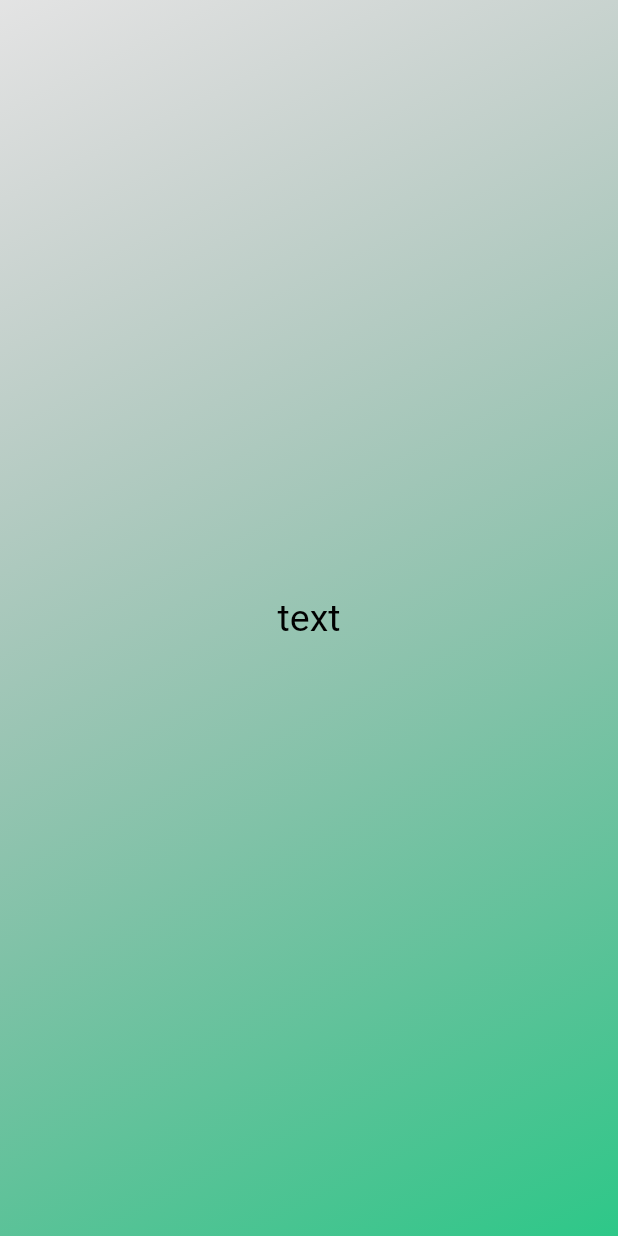
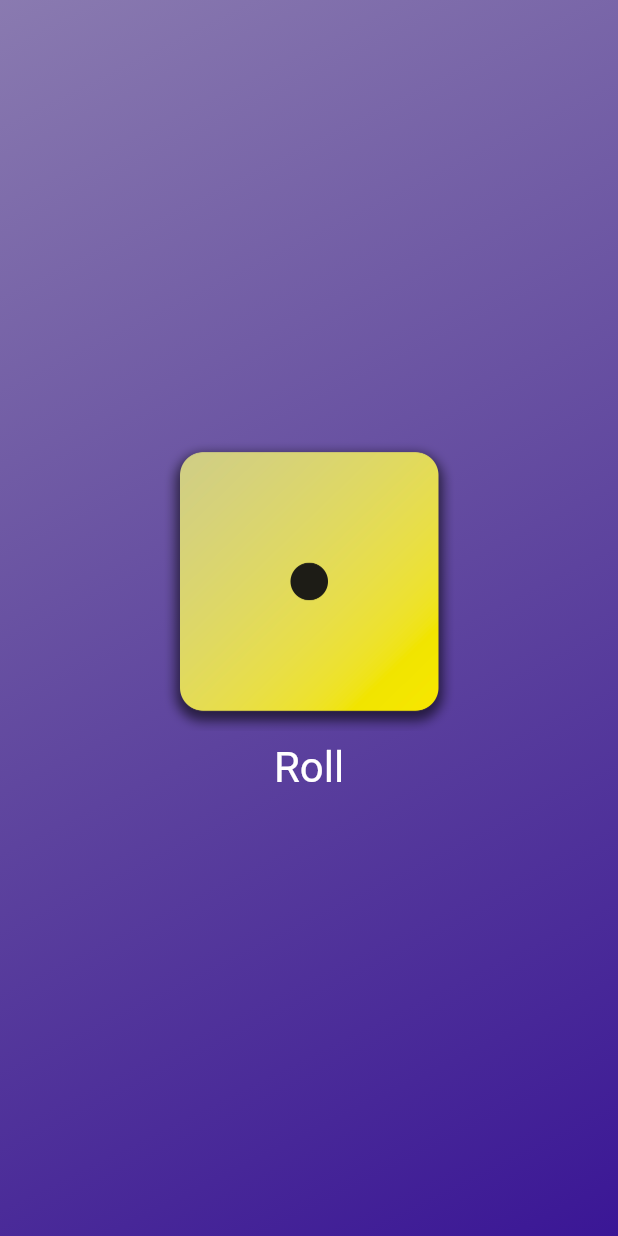
Before and after one commit to felexkuria/Dicey, a Flutter app: the screen it shows after launch, on a phone screen of 412 x 824 dp. Run offline on Flutter 3.47's test engine with Material 2 defaults, Android fonts, the phone set to English and light mode, and no system bars.

Commit message:
Core Flutter knowledge

```diff
--- a/dicey/lib/gradient_container.dart
+++ b/dicey/lib/gradient_container.dart
@@ -1,24 +1,23 @@
-import 'package:dicey/texttemplate.dart';
+import 'package:dicey/roll_dice.dart';
 import 'package:flutter/material.dart';
 
 class GradientContainer extends StatelessWidget {
-  const GradientContainer({key}) : super(key: key);
+  const GradientContainer(this._list, {key}) : super(key: key);
+  final List<Color> _list;
+
 
   @override
   Widget build(context) {
     return Container(
-      decoration: const BoxDecoration(
+      decoration: BoxDecoration(
         gradient: LinearGradient(
           begin: Alignment.topLeft,
           end: Alignment.bottomRight,
-          colors: [
-            Color.fromARGB(39, 101, 103, 104),
-            Color.fromARGB(1000, 25, 195, 125),
-          ],
+          colors: _list,
         ),
       ),
       child: const Center(
-        child: TextTemplate(),
+        child: RollDice(),
       ),
     );
   }
--- a/dicey/lib/main.dart
+++ b/dicey/lib/main.dart
@@ -8,7 +8,10 @@ void main() {
       // theme: ThemeData(primarySwatch:Color.fromARGB(0, 19, 19, 242) ),
       home: Scaffold(
         //  backgroundColor: Color.fromARGB(100, 38, 203, 134),
-        body: GradientContainer(),
+        body: GradientContainer([
+          Color.fromARGB(132, 33, 3, 107),
+          Color.fromARGB(235, 42, 3, 141),
+        ]),
       ),
     ),
   );
--- /dev/null
+++ b/dicey/lib/roll_dice.dart
@@ -0,0 +1,55 @@
+import 'dart:math';
+
+import 'package:flutter/material.dart';
+
+final randomizer = Random();
+
+class RollDice extends StatefulWidget {
+  const RollDice({super.key});
+
+  // const RollDice({super.key})
+
+  @override
+  State<RollDice> createState() {
+    return _RollDice();
+  }
+}
+
+class _RollDice extends State<RollDice> {
+  int currentDiceRoll = 1;
+  void rollDice() {
+    setState(() {
+      currentDiceRoll = Random().nextInt(6) + 1;
+    }); // this will rebuild the widget and trigger a new animation cycle
+  }
+
+  @override
+  Widget build(BuildContext context) {
+    return Column(
+      mainAxisSize: MainAxisSize.min,
+      children: [
+        Image.asset(
+          "images/dice-$currentDiceRoll.png",
+          width: 200,
+        ),
+        TextButton(
+          onPressed: rollDice,
+          style: const ButtonStyle(
+            textStyle: MaterialStatePropertyAll(
+              TextStyle(
+                color: Colors.amberAccent,
+                fontSize: 28,
+              ),
+            ),
+            foregroundColor: MaterialStatePropertyAll(
+              Colors.white,
+            ),
+          ),
+          child: const Text(
+            "Roll",
+          ),
+        )
+      ],
+    );
+  }
+}
--- a/dicey/lib/texttemplate.dart
+++ b/dicey/lib/texttemplate.dart
@@ -2,16 +2,17 @@ import 'package:flutter/material.dart';
 
 class TextTemplate extends StatelessWidget {
   const TextTemplate({
-    String? text,
+    required this.text,
     super.key,
   });
+  final String text;
 
   @override
   Widget build(BuildContext context) {
-    return const Text(
-      "text",
-      style: TextStyle(
-        fontSize: 25,
+    return Text(
+      text,
+      style: const TextStyle(
+        fontSize: 28,
         color: Colors.black,
       ),
     );
--- a/dicey/pubspec.yaml
+++ b/dicey/pubspec.yaml
@@ -59,9 +59,8 @@ flutter:
   uses-material-design: true
 
   # To add assets to your application, add an assets section, like this:
-  # assets:
-  #   - images/a_dot_burr.jpeg
-  #   - images/a_dot_ham.jpeg
+  assets:
+    - images/
 
   # An image asset can refer to one or more resolution-specific "variants", see
   # https://flutter.dev/assets-and-images/#resolution-aware
```
Also changed, not shown: dicey/images/artificial-intelligence.png (added), dicey/images/dice-1.png (added), dicey/images/dice-2.png (added), dicey/images/dice-3.png (added), dicey/images/dice-4.png (added), dicey/images/dice-5.png (added), dicey/images/dice-6.png (added), 1 other file.
